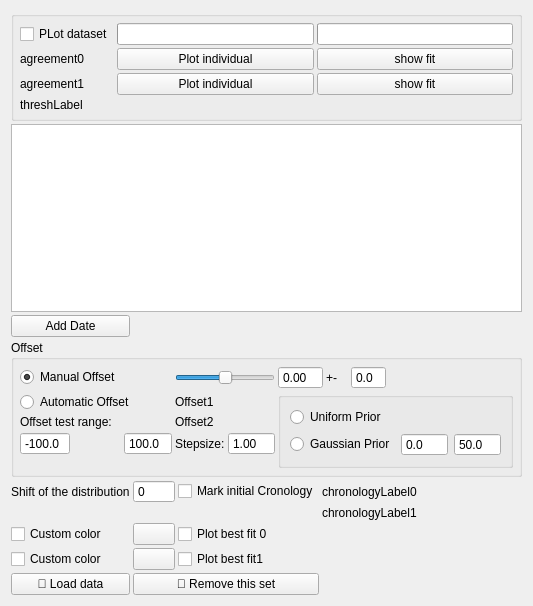
Old version of the form Library/UIFiles/DatasetWidget.ui in the repository Theserich/Wigglematcher.
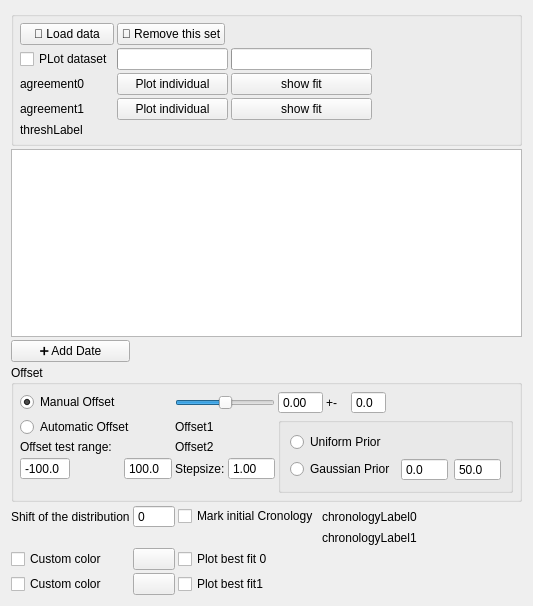
New version of the form. Custom widgets are drawn as their Qt base class.

What changed in the file:
```diff
--- a/Library/UIFiles/DatasetWidget.ui
+++ b/Library/UIFiles/DatasetWidget.ui
@@ -41,27 +41,41 @@
       <property name="spacing">
        <number>3</number>
       </property>
-      <item row="0" column="0">
+      <item row="1" column="0">
+       <widget class="QPushButton" name="loadButton">
+        <property name="text">
+         <string>📁 Load data</string>
+        </property>
+       </widget>
+      </item>
+      <item row="2" column="1" colspan="2">
+       <widget class="QProgressBar" name="progressBar2">
+        <property name="enabled">
+         <bool>true</bool>
+        </property>
+        <property name="value">
+         <number>0</number>
+        </property>
+        <property name="textVisible">
+         <bool>false</bool>
+        </property>
+       </widget>
+      </item>
+      <item row="1" column="1">
+       <widget class="QPushButton" name="deleteButton">
+        <property name="text">
+         <string>🚫 Remove this set</string>
+        </property>
+       </widget>
+      </item>
+      <item row="2" column="0">
        <widget class="QCheckBox" name="plotCheckBox">
         <property name="text">
          <string>PLot dataset</string>
         </property>
        </widget>
       </item>
-      <item row="0" column="1">
-       <widget class="QProgressBar" name="progressBar2">
-        <property name="enabled">
-         <bool>true</bool>
-        </property>
-        <property name="value">
-         <number>0</number>
-        </property>
-        <property name="textVisible">
-         <bool>false</bool>
-        </property>
-       </widget>
-      </item>
-      <item row="0" column="2">
+      <item row="2" column="3">
        <widget class="QProgressBar" name="progressBar">
         <property name="enabled">
          <bool>true</bool>
@@ -80,55 +94,94 @@
         </property>
        </widget>
       </item>
-      <item row="2" column="1">
-       <widget class="QPushButton" name="individualPLotButton2">
-        <property name="text">
-         <string>Plot individual</string>
-        </property>
-       </widget>
-      </item>
-      <item row="2" column="0">
-       <widget class="QLabel" name="agreementLabel1">
-        <property name="text">
-         <string>agreement1</string>
-        </property>
-       </widget>
-      </item>
-      <item row="1" column="1">
-       <widget class="QPushButton" name="individualPLotButton">
-        <property name="text">
-         <string>Plot individual</string>
-        </property>
-       </widget>
-      </item>
-      <item row="1" column="0">
+      <item row="3" column="0">
        <widget class="QLabel" name="agreementLabel0">
         <property name="text">
          <string>agreement0</string>
         </property>
        </widget>
       </item>
-      <item row="3" column="0">
+      <item row="4" column="0">
+       <widget class="QLabel" name="agreementLabel1">
+        <property name="text">
+         <string>agreement1</string>
+        </property>
+       </widget>
+      </item>
+      <item row="5" column="0">
        <widget class="QLabel" name="threshLabel">
         <property name="text">
          <string>threshLabel</string>
         </property>
        </widget>
       </item>
-      <item row="1" column="2">
-       <widget class="QPushButton" name="consitencyPLotButton">
-        <property name="text">
-         <string>show fit</string>
-        </property>
-       </widget>
-      </item>
-      <item row="2" column="2">
+      <item row="4" column="3">
        <widget class="QPushButton" name="consitencyPLotButton2">
         <property name="text">
          <string>show fit</string>
         </property>
        </widget>
       </item>
+      <item row="3" column="3">
+       <widget class="QPushButton" name="consitencyPLotButton">
+        <property name="text">
+         <string>show fit</string>
+        </property>
+       </widget>
+      </item>
+      <item row="3" column="1" colspan="2">
+       <widget class="QPushButton" name="individualPLotButton">
+        <property name="text">
+         <string>Plot individual</string>
+        </property>
+       </widget>
+      </item>
+      <item row="4" column="1" colspan="2">
+       <widget class="QPushButton" name="individualPLotButton2">
+        <property name="text">
+         <string>Plot individual</string>
+        </property>
+       </widget>
+      </item>
+      <item row="3" column="4">
+       <spacer name="horizontalSpacer">
+        <property name="orientation">
+         <enum>Qt::Horizontal</enum>
+        </property>
+        <property name="sizeHint" stdset="0">
+         <size>
+          <width>40</width>
+          <height>20</height>
+         </size>
+        </property>
+       </spacer>
+      </item>
+      <item row="4" column="4">
+       <spacer name="horizontalSpacer_2">
+        <property name="orientation">
+         <enum>Qt::Horizontal</enum>
+        </property>
+        <property name="sizeHint" stdset="0">
+         <size>
+          <width>40</width>
+          <height>20</height>
+         </size>
+        </property>
+       </spacer>
+      </item>
+      <item row="2" column="4">
+       <spacer name="horizontalSpacer_3">
+        <property name="orientation">
+         <enum>Qt::Horizontal</enum>
+        </property>
+        <property name="sizeHint" stdset="0">
+         <size>
+          <width>40</width>
+          <height>20</height>
+         </size>
+        </property>
+       </spacer>
+      </item>
      </layout>
     </widget>
    </item>
@@ -439,24 +492,10 @@
      </property>
     </widget>
    </item>
-   <item row="16" column="1">
-    <widget class="QPushButton" name="loadButton">
-     <property name="text">
-      <string>📁 Load data</string>
-     </property>
-    </widget>
-   </item>
-   <item row="16" column="2" colspan="2">
-    <widget class="QPushButton" name="deleteButton">
-     <property name="text">
-      <string>🚫 Remove this set</string>
-     </property>
-    </widget>
-   </item>
    <item row="6" column="1">
     <widget class="QPushButton" name="addButton">
      <property name="text">
-      <string>Add Date</string>
+      <string>➕ Add Date</string>
      </property>
     </widget>
    </item>
```
